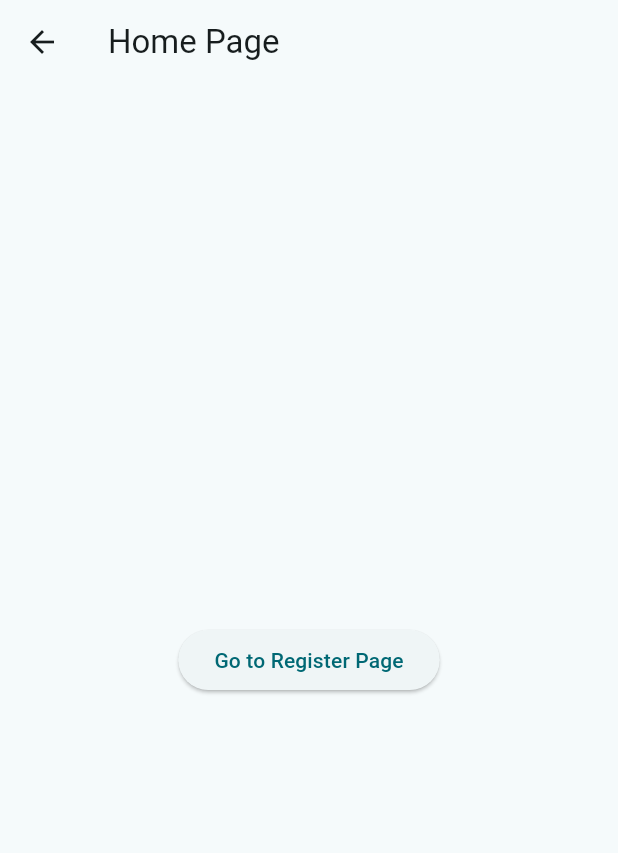
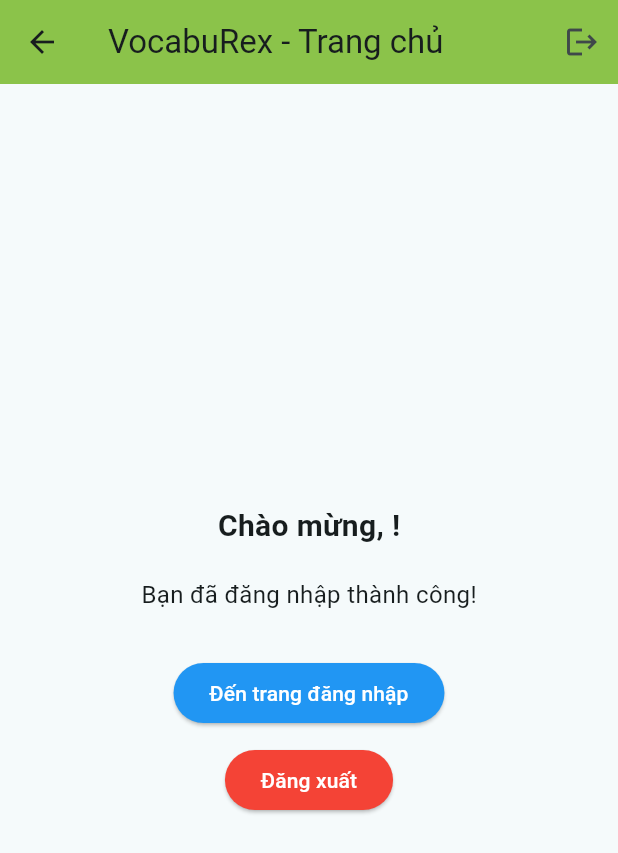
Before and after one commit to phamdanhhuong/vocabu_rex_mobile, a Flutter app: the HomePage screen opened by its route, on a phone screen of 412 x 824 dp. Shown: the top 853 px of the screen. Run offline on Flutter 3.47's test engine with Material 3 defaults, Android fonts, the phone set to English and light mode, and no system bars; our stand-ins replace bloc, dio, flutter_bloc, get_it, shared_preferences; accounts and stored records are empty.

Commit message:
hoàn thành chức năng login

```diff
--- a/lib/auth/domain/repositories/auth_repository.dart
+++ b/lib/auth/domain/repositories/auth_repository.dart
@@ -1,3 +1,6 @@
+import 'package:vocabu_rex_mobile/auth/domain/entities/user_entity.dart';
+
 abstract class AuthRepository {
   Future<void> register(String email, String password);
+  Future<UserEntity?> login(String email, String password);
 }
--- a/lib/auth/domain/usecases/register_usercase.dart
+++ b/lib/auth/domain/usecases/register_usecase.dart
@@ -1,8 +1,8 @@
 import 'package:vocabu_rex_mobile/auth/domain/repositories/auth_repository.dart';
 
-class RegisterUsercase {
+class RegisterUsecase {
   final AuthRepository authRepository;
-  RegisterUsercase({required this.authRepository});
+  RegisterUsecase({required this.authRepository});
   Future<void> call(String email, String password) async {
     await authRepository.register(email, password);
   }
--- a/lib/auth/ui/pages/home_page.dart
+++ b/lib/auth/ui/pages/home_page.dart
@@ -1,4 +1,5 @@
 import 'package:flutter/material.dart';
+import 'package:vocabu_rex_mobile/core/token_manager.dart';
 
 class HomePage extends StatefulWidget {
   const HomePage({super.key});
@@ -8,16 +9,69 @@ class HomePage extends StatefulWidget {
 }
 
 class _HomePageState extends State<HomePage> {
+  String? userEmail;
+
+  @override
+  void initState() {
+    super.initState();
+    _loadUserInfo();
+  }
+
+  _loadUserInfo() async {
+    final userInfo = await TokenManager.getUserInfo();
+    setState(() {
+      userEmail = userInfo['email'];
+    });
+  }
+
+  _logout() async {
+    await TokenManager.clearAllTokens();
+    Navigator.pushReplacementNamed(context, '/intro');
+  }
+
   @override
   Widget build(BuildContext context) {
     return Scaffold(
-      appBar: AppBar(title: const Text('Home Page')),
+      appBar: AppBar(
+        title: const Text('VocabuRex - Trang chủ'),
+        backgroundColor: Colors.lightGreen,
+        actions: [IconButton(icon: Icon(Icons.logout), onPressed: _logout)],
+      ),
       body: Center(
-        child: ElevatedButton(
-          onPressed: () {
-            Navigator.pushNamed(context, '/register');
-          },
-          child: const Text('Go to Register Page'),
+        child: Column(
+          mainAxisAlignment: MainAxisAlignment.center,
+          children: [
+            if (userEmail != null)
+              Text(
+                'Chào mừng, $userEmail!',
+                style: TextStyle(fontSize: 20, fontWeight: FontWeight.bold),
+              ),
+            SizedBox(height: 20),
+            Text(
+              'Bạn đã đăng nhập thành công!',
+              style: TextStyle(fontSize: 16),
+            ),
+            SizedBox(height: 30),
+            ElevatedButton(
+              onPressed: () {
+                Navigator.pushNamed(context, '/login');
+              },
+              child: const Text('Đến trang đăng nhập'),
+              style: ElevatedButton.styleFrom(
+                backgroundColor: Colors.blue,
+                foregroundColor: Colors.white,
+              ),
+            ),
+            SizedBox(height: 10),
+            ElevatedButton(
+              onPressed: _logout,
+              child: const Text('Đăng xuất'),
+              style: ElevatedButton.styleFrom(
+                backgroundColor: Colors.red,
+                foregroundColor: Colors.white,
+              ),
+            ),
+          ],
         ),
       ),
     );
--- a/lib/auth/ui/pages/intro.dart
+++ b/lib/auth/ui/pages/intro.dart
@@ -18,7 +18,7 @@ class _IntroState extends State<Intro> {
       overlays: [SystemUiOverlay.bottom],
     );
     Future.delayed(const Duration(seconds: 3), () {
-      Navigator.pushReplacementNamed(context, '/home');
+      Navigator.pushReplacementNamed(context, '/login');
     });
   }
 
--- a/lib/auth/ui/pages/register_page.dart
+++ b/lib/auth/ui/pages/register_page.dart
@@ -141,6 +141,7 @@ class _RegisterPageState extends State<RegisterPage> {
                         ScaffoldMessenger.of(context).showSnackBar(
                           const SnackBar(content: Text("Dữ liệu hợp lệ!")),
                         );
+                        Navigator.pushReplacementNamed(context, '/login');
                       } catch (e) {}
                     }
                   },
--- a/lib/main.dart
+++ b/lib/main.dart
@@ -6,22 +6,38 @@ import 'package:vocabu_rex_mobile/auth/ui/pages/intro.dart';
 import 'package:vocabu_rex_mobile/auth/ui/pages/login_page.dart';
 import 'package:vocabu_rex_mobile/auth/ui/pages/register_page.dart';
 import 'package:vocabu_rex_mobile/core/injection.dart';
+import 'package:vocabu_rex_mobile/core/token_manager.dart';
 
-void main() {
+void main() async {
+  WidgetsFlutterBinding.ensureInitialized();
+
+  // Khởi tạo dependency injection
   init();
+
+  // Khôi phục token nếu có
+  final hasToken = await TokenManager.hasValidToken();
+  if (hasToken) {
+    final token = await TokenManager.getAccessToken();
+    if (token != null) {
+      // Token sẽ được set trong TokenManager.getAccessToken()
+      // AuthInterceptor sẽ tự động sử dụng token này
+    }
+  }
+
   final authBloc = sl<AuthBloc>();
   runApp(
     MultiBlocProvider(
       providers: [BlocProvider.value(value: authBloc)],
-      child: const MyApp(),
+      child: MyApp(hasToken: hasToken),
     ),
   );
 }
 
 class MyApp extends StatelessWidget {
-  const MyApp({super.key});
+  final bool hasToken;
 
-  // This widget is the root of your application.
+  const MyApp({super.key, this.hasToken = false});
+
   @override
   Widget build(BuildContext context) {
     return MaterialApp(
@@ -30,7 +46,7 @@ class MyApp extends StatelessWidget {
       theme: ThemeData(
         colorScheme: ColorScheme.fromSeed(seedColor: const Color(0xFF1F1F1F)),
       ),
-      home: const Intro(),
+      home: hasToken ? const HomePage() : const Intro(),
       routes: <String, WidgetBuilder>{
         '/intro': (BuildContext context) => const Intro(),
         '/home': (BuildContext context) => const HomePage(),
--- a/pubspec.yaml
+++ b/pubspec.yaml
@@ -38,6 +38,7 @@ dependencies:
   bloc: ^9.0.0
   flutter_bloc: ^9.1.1
   get_it: ^8.2.0
+  shared_preferences: ^2.2.2
 
 dev_dependencies:
   flutter_test:
```
Also changed, not shown: lib/auth/data/datasources/auth_datasource.dart (+2 -12 lines), lib/auth/data/datasources/auth_datasource_impl.dart (added, +21 -0 lines), lib/auth/data/models/user_model.dart (+2 -14 lines), lib/auth/data/repositoriesImpl/auth_repository_impl.dart (+29 -0 lines), lib/auth/domain/entities/user_entity.dart (+28 -0 lines), lib/auth/domain/usecases/login_usecase.dart (added, +10 -0 lines), lib/auth/ui/blocs/auth_bloc.dart (+57 -8 lines), lib/auth/ui/pages/login_page.dart (+20 -5 lines), lib/core/injection.dart (+12 -4 lines), lib/core/token_manager.dart (added, +108 -0 lines), pubspec.lock.
